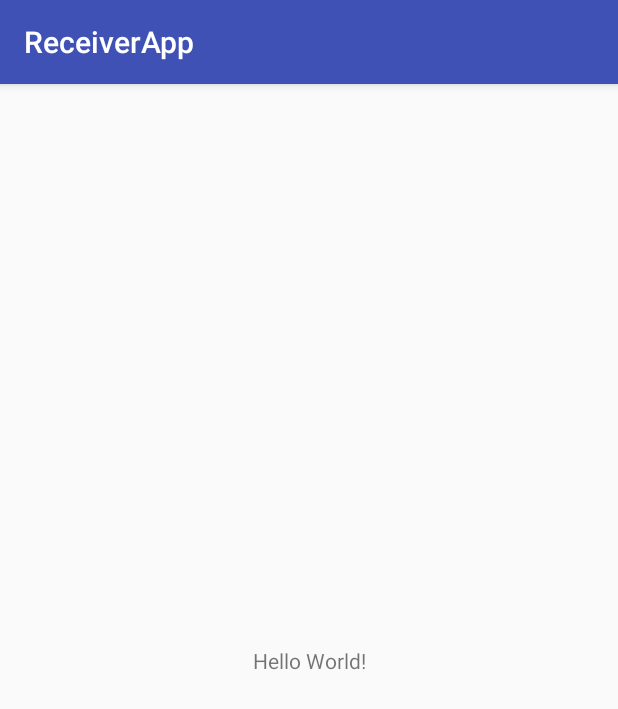
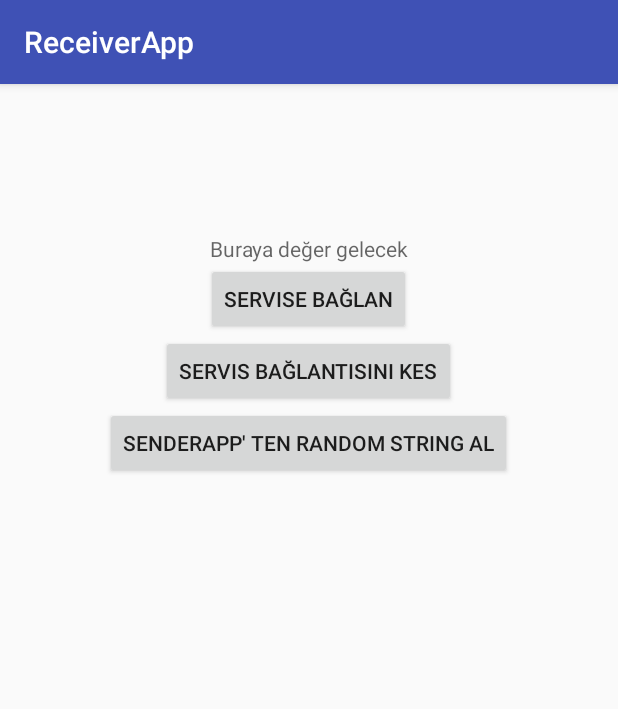
Before and after one commit to bsrAkdg/AndroidMiniStudies, an Android app: the screen it shows after launch (MainActivity), on a phone screen of 412 x 824 dp. Shown: the top 709 px of the screen. Run offline under Robolectric (Android 15) with nearby library versions, the phone set to English and light mode, and no system bars.

Commit message:
SenderApp' teki servise bağlanıp, hem istek yapan hem de  sonucu karşılayan messenger'lar tanımlanp remote bindig ile iki process arası iletişim sağlandı

```diff
--- a/Thread-Handler-Looper-WorkerThread-IPC/IPC/ReceiverApp/app/src/main/java/com/bsrakdg/com/receiverapp/MainActivity.java
+++ b/Thread-Handler-Looper-WorkerThread-IPC/IPC/ReceiverApp/app/src/main/java/com/bsrakdg/com/receiverapp/MainActivity.java
@@ -1,13 +1,136 @@
 package com.bsrakdg.com.receiverapp;
 
+import android.content.ComponentName;
+import android.content.Intent;
+import android.content.ServiceConnection;
+import android.os.Handler;
+import android.os.IBinder;
+import android.os.Message;
+import android.os.Messenger;
+import android.os.RemoteException;
 import android.support.v7.app.AppCompatActivity;
 import android.os.Bundle;
+import android.util.Log;
+import android.view.View;
+import android.widget.Button;
+import android.widget.TextView;
+import android.widget.Toast;
 
 public class MainActivity extends AppCompatActivity {
+
     //Amaç : ReceiverApp' te bir butona tıklanıldığı zaman SenderApp' teki servis vasıtasıyla üretilen String' i alıp ReceiverApp' te göstermek.
+    //ilk olarak SenderApp' i düzenle.
+    //bind olmak için serviceconnection, messenger' ını hazırla
+
+    Button btnBindService, btnUnbindService, btnReceive;
+    TextView txtReceive;
+
+    private String TAG = "MainActivity";
+    public String rsultString = "";
+    private boolean isConnected = false;
+    private Messenger sendRequestMessenger, receiveResultMessenger ; //SenderApp' teki messenger' a bağlanacak ve ondan cevap alıcak messengerlar.
+
+    ServiceConnection serviceConnection = new ServiceConnection() {
+        @Override
+        public void onServiceConnected(ComponentName componentName, IBinder ıBinder) {
+            sendRequestMessenger = new Messenger(ıBinder); // iki messenger' ı bağladık. (istek yapan ve o isteği karşı tarafta karşılayan)
+            receiveResultMessenger = new Messenger(new ReceiveHandler()); //istek yaptıktan sonra karşı taraftan gelen sonucu karşılayacak messenger' ı tanılmıyoruz.
+            isConnected = true;
+            Log.e(TAG, "onServiceConnected");
+        }
+
+        @Override
+        public void onServiceDisconnected(ComponentName componentName) {
+            isConnected = false;
+            sendRequestMessenger = null; //messenger bağlantıyı sağladığı çin onuda null yap.
+            Log.e(TAG, "onServiceDisconnected");
+        }
+    };
+    //gelen değeri alan Messenger için üretildi
+    class ReceiveHandler extends Handler{
+        @Override
+        public void handleMessage(Message msg) {
+            Bundle bundle = msg.getData();
+            String result = bundle.getString("randomString");
+            Log.e(TAG, "SenderApp' ten gelen random string : " + result);
+            txtReceive.setText("SenderApp' ten gelen random string :\n" +result);
+        }
+    }
+
+    void init(){
+        btnBindService = (Button) findViewById(R.id.btnBindService);
+        btnUnbindService = (Button) findViewById(R.id.btnUnbindService);
+        btnReceive = (Button) findViewById(R.id.btnReceive);
+        txtReceive = (TextView) findViewById(R.id.txtReceive);
+
+        btnBindService.setOnClickListener(new View.OnClickListener() {
+            @Override
+            public void onClick(View view) {
+                bindRemoteService();
+            }
+        });
+        btnUnbindService.setOnClickListener(new View.OnClickListener() {
+            @Override
+            public void onClick(View view) {
+                unbindRemoteService();
+            }
+        });
+        btnReceive.setOnClickListener(new View.OnClickListener() {
+            @Override
+            public void onClick(View view) {
+                receiveData();
+            }
+        });
+    }
+
     @Override
     protected void onCreate(Bundle savedInstanceState) {
         super.onCreate(savedInstanceState);
         setContentView(R.layout.activity_main);
+
+        init();
     }
+
+    void bindRemoteService(){
+        //öncelikle servise bind olalım
+        Intent bindIntent = new Intent();
+        bindIntent.setComponent(new ComponentName("com.bsrakdg.com.senderapp", "com.bsrakdg.com.senderapp.MyService")); //başka bir uygulamadı componente erişebiliriz.
+
+        if (!isConnected){
+            if(bindService(bindIntent, serviceConnection, BIND_AUTO_CREATE)){ //bindService boolean değer döner.
+                isConnected = true;
+                Log.e(TAG, "Servise bağlanıldı.");
+            }
+        }else{
+            Toast.makeText(this, "Servise zaten bağlı", Toast.LENGTH_LONG).show();
+        }
+
+    }
+
+    void unbindRemoteService(){
+        if (isConnected){
+            unbindService(serviceConnection);
+            isConnected = false;
+        }else{
+            Toast.makeText(this, "Servise zaten bağlı değil", Toast.LENGTH_LONG).show();
+        }
+
+    }
+
+    void receiveData(){
+        if (isConnected){
+            //göndereceğimiz message' i oluşturalım
+            Message sendMessage = Message.obtain(null, 16); //karşı process' teki handleMessage' a düşen message bu.
+            sendMessage.replyTo =  receiveResultMessenger; //karşı taraftan gelen message' ı receiveResultMessenger vasıtasıya alacağımı belirttim.
+
+            try {
+                sendRequestMessenger.send(sendMessage); //karşı tarafa gönder.
+            } catch (RemoteException e) {
+                e.printStackTrace();
+            }
+        }else{
+            Toast.makeText(this, "Önce servise bağlan", Toast.LENGTH_LONG).show();
+        }
+    }
+
 }
--- a/Thread-Handler-Looper-WorkerThread-IPC/IPC/ReceiverApp/app/src/main/res/layout/activity_main.xml
+++ b/Thread-Handler-Looper-WorkerThread-IPC/IPC/ReceiverApp/app/src/main/res/layout/activity_main.xml
@@ -1,5 +1,5 @@
 <?xml version="1.0" encoding="utf-8"?>
-<android.support.constraint.ConstraintLayout xmlns:android="http://schemas.android.com/apk/res/android"
+<RelativeLayout xmlns:android="http://schemas.android.com/apk/res/android"
     xmlns:app="http://schemas.android.com/apk/res-auto"
     xmlns:tools="http://schemas.android.com/tools"
     android:layout_width="match_parent"
@@ -7,12 +7,40 @@
     tools:context="com.bsrakdg.com.receiverapp.MainActivity">
 
     <TextView
+        android:layout_marginTop="100dp"
+        android:id="@+id/txtReceive"
+        android:layout_alignParentStart="true"
+        android:layout_centerHorizontal="true"
+        android:layout_width="match_parent"
+        android:layout_height="wrap_content"
+        android:hint="Buraya değer gelecek"
+        android:gravity="center"/>
+    <Button
+        android:id="@+id/btnBindService"
+        android:layout_below="@+id/txtReceive"
         android:layout_width="wrap_content"
         android:layout_height="wrap_content"
-        android:text="Hello World!"
-        app:layout_constraintBottom_toBottomOf="parent"
-        app:layout_constraintLeft_toLeftOf="parent"
-        app:layout_constraintRight_toRightOf="parent"
-        app:layout_constraintTop_toTopOf="parent" />
+        android:text="Servise Bağlan"
+        android:layout_centerHorizontal="true"
+        android:layout_centerVertical="true"/>
 
-</android.support.constraint.ConstraintLayout>
+    <Button
+        android:id="@+id/btnUnbindService"
+        android:layout_below="@+id/btnBindService"
+        android:layout_width="wrap_content"
+        android:layout_height="wrap_content"
+        android:text="Servis Bağlantısını Kes"
+        android:layout_centerHorizontal="true"
+        android:layout_centerVertical="true"/>
+
+    <Button
+        android:id="@+id/btnReceive"
+        android:layout_below="@+id/btnUnbindService"
+        android:layout_width="wrap_content"
+        android:layout_height="wrap_content"
+        android:text="SenderApp' ten Random String Al"
+        android:layout_centerHorizontal="true"
+        android:layout_centerVertical="true"/>
+
+
+</RelativeLayout>
--- a/Thread-Handler-Looper-WorkerThread-IPC/IPC/SenderApp/app/src/main/java/com/bsrakdg/com/senderapp/MyService.java
+++ b/Thread-Handler-Looper-WorkerThread-IPC/IPC/SenderApp/app/src/main/java/com/bsrakdg/com/senderapp/MyService.java
@@ -92,6 +92,7 @@ public class MyService extends Service {
             //gelene cevap ver
             try {
                 msg.replyTo.send(message);
+                Log.e(TAG, "Mesaj gönderildi : " + getRandomStr());
             } catch (RemoteException e) {
                 e.printStackTrace();
             }
--- a/Thread-Handler-Looper-WorkerThread-IPC/IPC/SenderApp/app/src/main/res/layout/activity_main.xml
+++ b/Thread-Handler-Looper-WorkerThread-IPC/IPC/SenderApp/app/src/main/res/layout/activity_main.xml
@@ -7,7 +7,7 @@
     tools:context="com.bsrakdg.com.senderapp.MainActivity">
 
     <Button
-        android:id="@+id/btnStart"
+        android:id="@+id/btnStartService"
         android:layout_centerVertical="true"
         android:layout_centerHorizontal="true"
         android:layout_width="wrap_content"
@@ -15,8 +15,8 @@
         android:text="Servis Başlat" />
 
     <Button
-        android:id="@+id/btnStop"
-        android:layout_below="@+id/btnStart"
+        android:id="@+id/btnStopService"
+        android:layout_below="@+id/btnStartService"
         android:layout_centerVertical="true"
         android:layout_centerHorizontal="true"
         android:layout_width="wrap_content"
```
Also changed, not shown: Thread-Handler-Looper-WorkerThread-IPC/IPC/SenderApp/app/src/main/java/com/bsrakdg/com/senderapp/MainActivity.java (+5 -5 lines).
